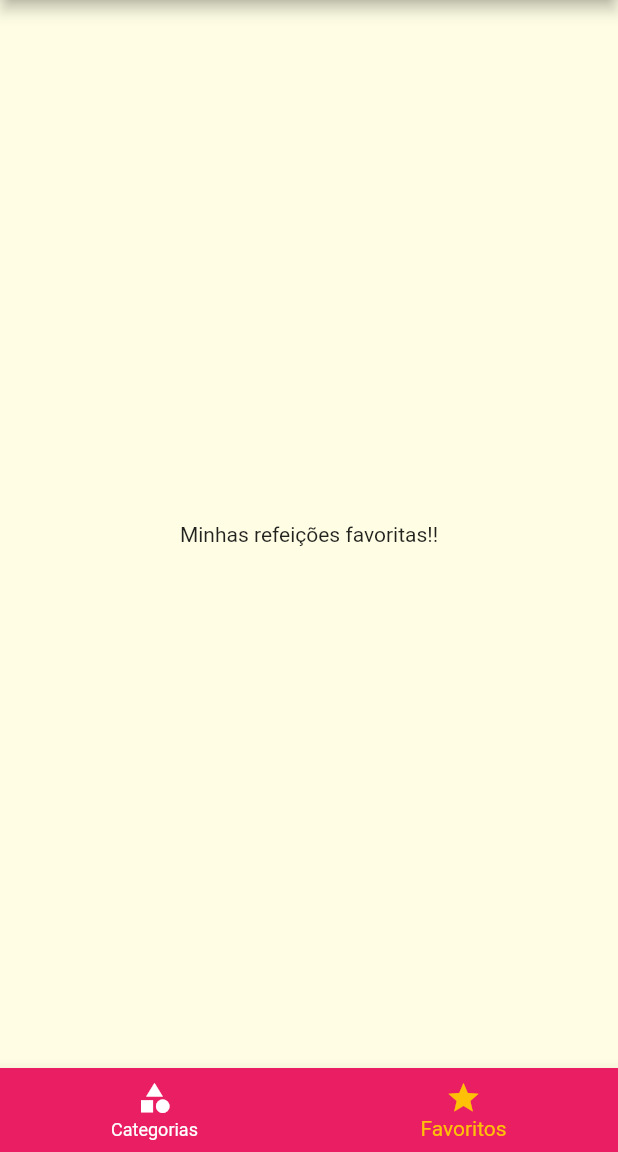
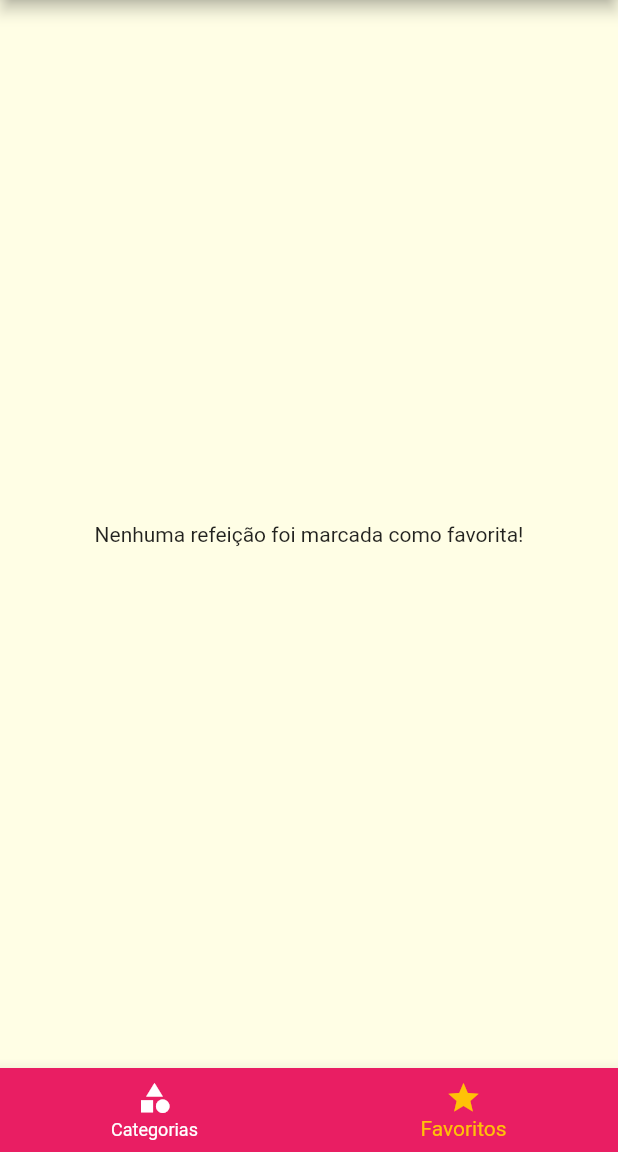
Before and after one commit to AlexBitar80/meal-app-flutter, a Flutter app: the screen it shows after launch, item 2 of the bottom bar chosen, on a phone screen of 412 x 824 dp, the part 84-1236 px from its top. Run offline on Flutter 3.47's test engine with Material 2 defaults, Android fonts, the phone set to English and light mode, and no system bars.

Commit message:
feat: Adicionado funcionalidade para favoritar uma refeição e visualizar na tela de favoritos

```diff
--- a/lib/main.dart
+++ b/lib/main.dart
@@ -20,6 +20,7 @@ class MyApp extends StatefulWidget {
 
 class _MyAppState extends State<MyApp> {
   List<Meal> _availableMeals = DUMMY_MEALS;
+  final List<Meal> _favoriteMeals = [];
   Settings settings = Settings();
 
   void _filterMeals(Settings settings) {
@@ -37,6 +38,18 @@ class _MyAppState extends State<MyApp> {
             !filterVegetarian;
       }).toList();
     });
+  }
+
+  void toggleFavorite(Meal meal) {
+    setState(() {
+      _favoriteMeals.contains(meal)
+          ? _favoriteMeals.remove(meal)
+          : _favoriteMeals.add(meal);
+    });
+  }
+
+  bool _isFavorite(Meal meal) {
+    return _favoriteMeals.contains(meal);
   }
 
   @override
@@ -60,10 +73,14 @@ class _MyAppState extends State<MyApp> {
       ),
       initialRoute: AppRoutes.home_page,
       routes: {
-        AppRoutes.home_page: (context) => const TabsPage(),
+        AppRoutes.home_page: (context) =>
+            TabsPage(favoriteMeals: _favoriteMeals),
         AppRoutes.categories_meals: (context) =>
             CategoriesMealsPage(meals: _availableMeals),
-        AppRoutes.meal_detail: (context) => const MealDetailPage(),
+        AppRoutes.meal_detail: (context) => MealDetailPage(
+              onToggleFavorite: toggleFavorite,
+              isFavorite: _isFavorite,
+            ),
         AppRoutes.settings_page: (context) => SettingsPage(
               onSettingsChanged: _filterMeals,
               settings: settings,
--- a/lib/pages/categories/favorites_page.dart
+++ b/lib/pages/categories/favorites_page.dart
@@ -1,12 +1,29 @@
 import 'package:flutter/material.dart';
+import 'package:meals/components/meal_item.dart';
+
+import '../../models/meals.dart';
 
 class FavoritesPage extends StatelessWidget {
-  const FavoritesPage({super.key});
+  final List<Meal> favoriteMeals;
+
+  const FavoritesPage({
+    super.key,
+    required this.favoriteMeals,
+  });
 
   @override
   Widget build(BuildContext context) {
-    return const Center(
-      child: Text('Minhas refeições favoritas!!'),
-    );
+    if (favoriteMeals.isEmpty) {
+      return const Center(
+        child: Text('Nenhuma refeição foi marcada como favorita!'),
+      );
+    } else {
+      return ListView.builder(
+        itemCount: favoriteMeals.length,
+        itemBuilder: (context, index) {
+          return MealItem(meal: favoriteMeals[index]);
+        },
+      );
+    }
   }
 }
--- a/lib/pages/tabs/tabs_page.dart
+++ b/lib/pages/tabs/tabs_page.dart
@@ -1,11 +1,17 @@
 import 'package:flutter/material.dart';
+import 'package:meals/models/meals.dart';
 import 'package:meals/pages/categories/categories_page.dart';
 import 'package:meals/pages/categories/favorites_page.dart';
 
 import '../../components/main_drawer.dart';
 
 class TabsPage extends StatefulWidget {
-  const TabsPage({super.key});
+  final List<Meal> favoriteMeals;
+
+  const TabsPage({
+    super.key,
+    required this.favoriteMeals,
+  });
 
   @override
   State<TabsPage> createState() => _TabsPageState();
@@ -13,16 +19,23 @@ class TabsPage extends StatefulWidget {
 
 class _TabsPageState extends State<TabsPage> {
   int _selectedPageIndex = 0;
-  final List<Map<String, Object>> _pages = const [
+  late List<Map<String, Object>> _pages;
+
+  @override
+  void initState() {
+    super.initState();
+
+    _pages = [
       {
         'title': 'Lista de Categorias',
-      'page': CategoriesPage(),
+        'page': const CategoriesPage(),
       },
       {
         'title': 'Meus Favoritos',
-      'page': FavoritesPage(),
+        'page': FavoritesPage(favoriteMeals: widget.favoriteMeals),
       },
     ];
+  }
 
   _selectedIndex(int index) {
     setState(() {
```
Also changed, not shown: lib/pages/meals/meal_detail_page.dart (+11 -0 lines). Lines whose indentation alone changed are shown as unchanged.
